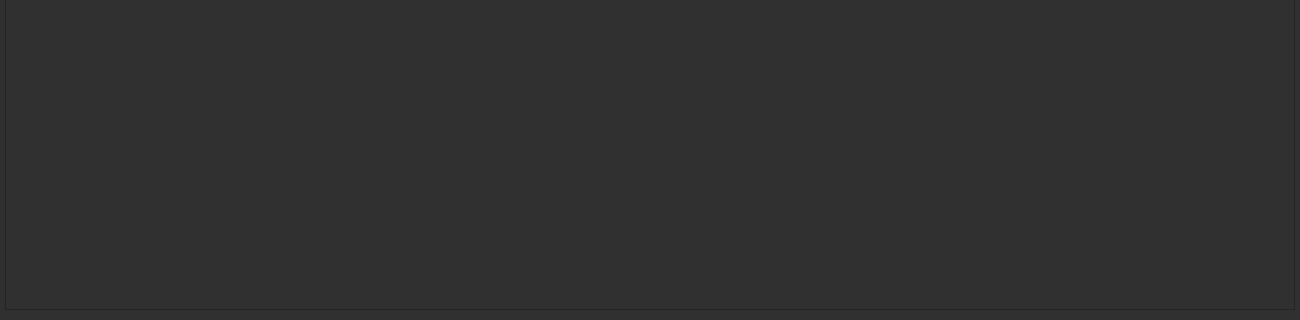
Old version of the form game_info.ui in the repository Raxun/git_project1; both pictures show x 0 to 1300 and y 580 to 900 of the 1300 by 900 pixel window.
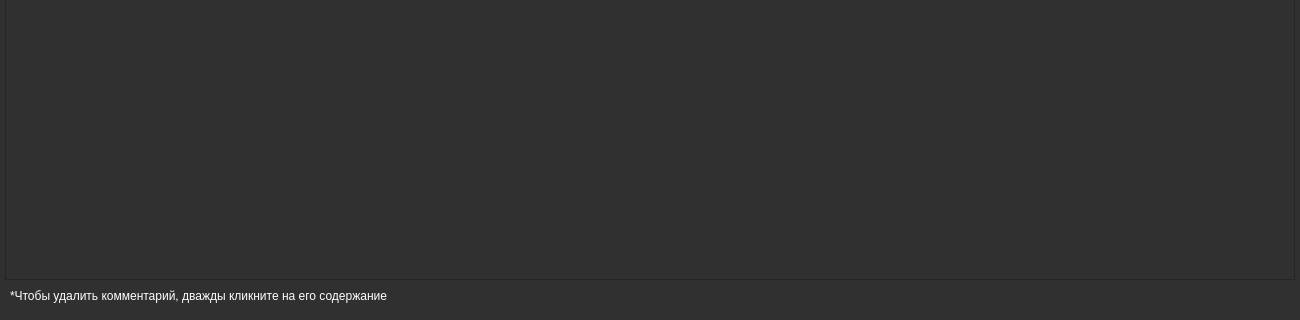
New version of the form.

```diff
--- a/game_info.ui
+++ b/game_info.ui
@@ -160,7 +160,7 @@
       <x>5</x>
       <y>509</y>
       <width>1290</width>
-      <height>381</height>
+      <height>351</height>
      </rect>
     </property>
     <property name="styleSheet">
@@ -204,6 +204,23 @@
      <string/>
     </property>
    </widget>
+   <widget class="QLabel" name="label">
+    <property name="geometry">
+     <rect>
+      <x>10</x>
+      <y>860</y>
+      <width>1271</width>
+      <height>31</height>
+     </rect>
+    </property>
+    <property name="styleSheet">
+     <string notr="true">color: rgb(255, 255, 255);
+font: 12pt &quot;MS Shell Dlg 2&quot;;</string>
+    </property>
+    <property name="text">
+     <string>*Чтобы удалить комментарий, дважды кликните на его содержание</string>
+    </property>
+   </widget>
   </widget>
  </widget>
  <resources/>
```
